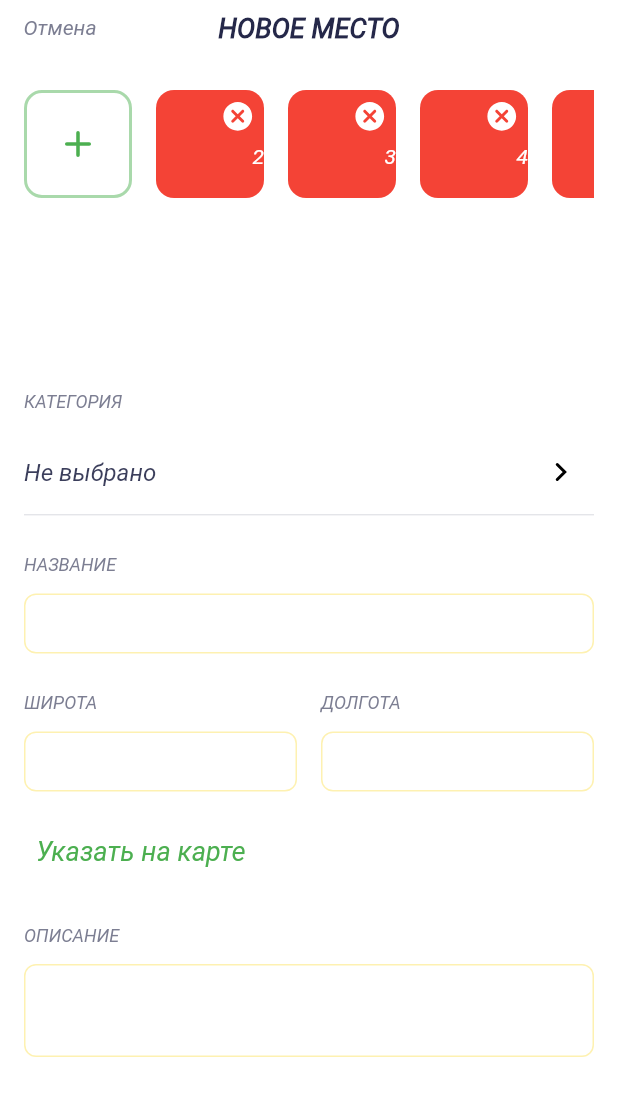
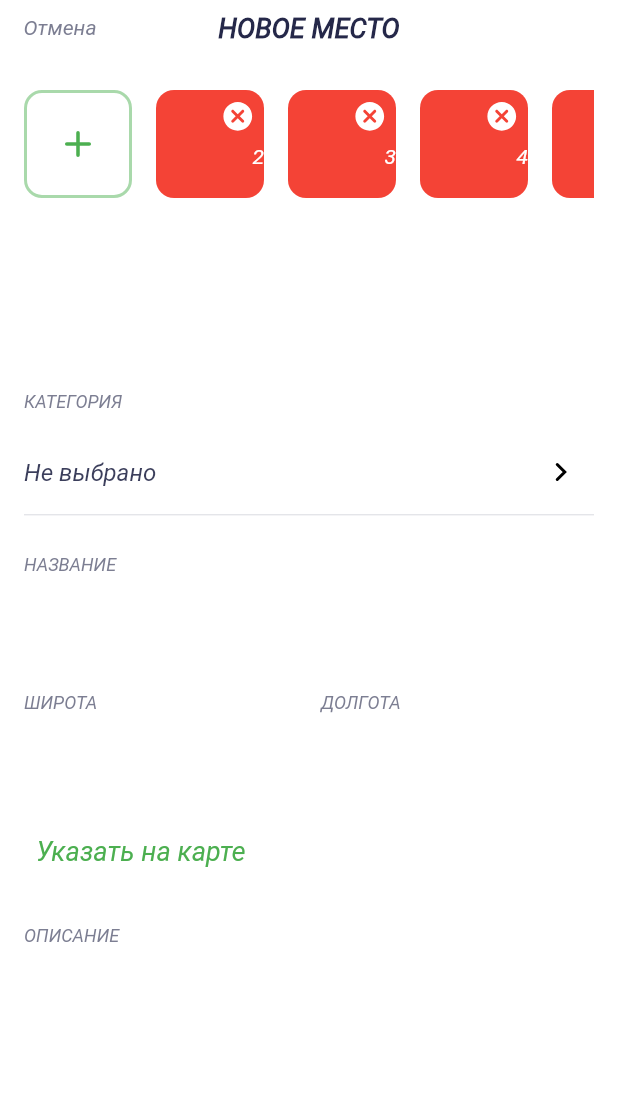
Before and after one commit to ajlstep/surf-flutter, a Flutter app: the SightListScreenSliver2 screen opened by its route, after a tap on "НОВОЕ МЕСТО", on a phone screen of 412 x 824 dp. Shown: the top 1096 px of the screen. Run offline on Flutter 3.47's test engine with Material 2 defaults, Android fonts, the phone set to English and light mode, and no system bars; our stand-ins replace flutter_svg; network calls fail; Roboto replaces fonts that are missing (RobotoBold).

Commit message:
half update widgets from the colors theme

```diff
--- a/lib/ui/res/themes.dart
+++ b/lib/ui/res/themes.dart
@@ -25,6 +25,7 @@ class AppThemes {
         tertiary: AppColors.whiteGreen,
         tertiaryContainer: AppColors.whiteYellow,
         error: AppColors.whiteRed,
+        onSecondary: AppColors.secondary,
       ),
       errorColor: AppColors.whiteRed,
       scaffoldBackgroundColor: AppColors.white,
@@ -146,6 +147,7 @@ class AppThemes {
         tertiary: AppColors.blackGreen,
         tertiaryContainer: AppColors.blackYellow,
         error: AppColors.blackRed,
+        onSecondary: AppColors.white,
       ),
       errorColor: AppColors.blackRed,
       scaffoldBackgroundColor: AppColors.blackMain,
--- a/lib/ui/screen/sigh_list_sliver2.dart
+++ b/lib/ui/screen/sigh_list_sliver2.dart
@@ -125,14 +125,12 @@ class _SightListScreenSliver2State extends State<SightListScreenSliver2>
           },
           text: Text(
             CTextFileds.newPlace,
-            style: Theme.of(context)
-                .textTheme
-                .subtitle1
-                ?.copyWith(color: Theme.of(context).primaryColor),
+            style: theme.textTheme.subtitle1
+                ?.copyWith(color: theme.colorScheme.onPrimary),
           ),
           icon: SvgIcon(
             assetName: AppIcons.iconPlus,
-            color: theme.primaryColorLight,
+            color: theme.colorScheme.onPrimary,
           ),
           separatorWidth: 8,
           shappe: 24,
@@ -144,6 +142,7 @@ class _SightListScreenSliver2State extends State<SightListScreenSliver2>
   }
 
   Widget searchWidget() {
+    var theme = Theme.of(context);
     return Padding(
       padding: AppPadding.inputWidgetsInternPadding,
       child: TextFieldDesigned(
@@ -157,23 +156,23 @@ class _SightListScreenSliver2State extends State<SightListScreenSliver2>
         hintText: "Пойск",
         filled: true,
         predBorderDecoration: false,
-        filledColor: Theme.of(context).primaryColorLight,
+        filledColor: theme.backgroundColor,
         controller: controller,
         maxLenght: 250,
         suffixWidget: Padding(
           padding: AppPadding.searchWidgetIcon,
           child: SvgIcon(
             assetName: AppIcons.iconFilter,
-            color: Theme.of(context).colorScheme.tertiary,
+            color: theme.colorScheme.tertiary,
             height: AppSizes.paddingDetailContentDivider,
             width: 24,
           ),
         ),
-        prefixIcon: const Padding(
+        prefixIcon: Padding(
           padding: AppPadding.searchWidgetIcon,
           child: SvgIcon(
             assetName: AppIcons.iconSearch,
-            color: Colors.black,
+            color: theme.disabledColor,
             height: AppSizes.paddingDetailContentDivider,
             width: AppSizes.paddingDetailContentDivider,
           ),
--- a/lib/widgets/appbar/tabbar/tabbar.dart
+++ b/lib/widgets/appbar/tabbar/tabbar.dart
@@ -16,6 +16,7 @@ class TabBarVisitingWidget extends StatelessWidget {
       height: 40,
       decoration: BoxDecoration(
         color: theme.backgroundColor,
+        // color: Colors.yellow,
         borderRadius: BorderRadius.circular(40),
       ),
       child: TabBar(
@@ -27,6 +28,7 @@ class TabBarVisitingWidget extends StatelessWidget {
           color: theme.primaryColorDark,
         ),
         tabs: tablist,
+        splashBorderRadius: BorderRadius.circular(40),
       ),
     );
   }
--- a/lib/widgets/card/card_widget.dart
+++ b/lib/widgets/card/card_widget.dart
@@ -25,6 +25,7 @@ class SightCard extends StatelessWidget {
 
   @override
   Widget build(BuildContext context) {
+    var theme = Theme.of(context);
     return Padding(
       padding: AppPadding.addSightExtern,
       child: Stack(
@@ -72,6 +73,8 @@ class SightCard extends StatelessWidget {
                 DecoratedBox(
                   child: ClipRRect(
                     borderRadius: AppSizes.borderCircular15,
+                    child: Padding(
+                      padding: const EdgeInsets.only(bottom: 1.0),
                       child: AppImageConstructor(
                               fit: BoxFit.cover,
                               imgURL: sight.imgURL[0],
@@ -79,10 +82,10 @@ class SightCard extends StatelessWidget {
                               gradient: CGradients.whiteImageGradient)
                           .image(),
                     ),
-                  decoration: const BoxDecoration(
-                    // color: CColors.white,
-                    color: Colors.red,
-                    borderRadius: BorderRadius.all(Radius.circular(15)),
+                  ),
+                  decoration: BoxDecoration(
+                    color: theme.primaryColor,
+                    borderRadius: const BorderRadius.all(Radius.circular(15)),
                   ),
                 ),
                 DecoratedBox(
@@ -100,26 +103,20 @@ class SightCard extends StatelessWidget {
                           mainAxisAlignment: MainAxisAlignment.spaceBetween,
                           children: [
                             getTypeWiget(context),
-                            // Padding(
-                            //   padding: const EdgeInsets.fromLTRB(
-                            //       0, 28 - 9.5 - 16, 28 - 9.5 - 16, 0),
-                            //   child: Row(
-                            //     children: getListImagedButton(),
-                            //   ),
-                            // ),
                           ],
                         ),
                       ),
                       DecoratedBox(
-                        decoration: const BoxDecoration(
-                          color: CColors.backGround,
-                          borderRadius: BorderRadius.only(
+                        decoration: BoxDecoration(
+                          color: theme.cardColor,
+                          borderRadius: const BorderRadius.only(
                             bottomLeft: Radius.circular(12),
                             bottomRight: Radius.circular(12),
                           ),
                         ),
                         child: Padding(
-                          padding: const EdgeInsets.all(16.0),
+                          padding: const EdgeInsets.only(
+                              top: 16.0, left: 16.0, right: 16.0, bottom: 16.0),
                           child: Row(
                             children: [
                               // const SizedBox(
@@ -129,7 +126,7 @@ class SightCard extends StatelessWidget {
                                 child: Column(
                                   mainAxisAlignment: MainAxisAlignment.start,
                                   crossAxisAlignment: CrossAxisAlignment.start,
-                                  children: getColumnListText(),
+                                  children: getColumnListText(context),
                                 ),
                               ),
                             ],
@@ -196,7 +193,7 @@ class SightCard extends StatelessWidget {
     return Text(
       sight.type.name.toString(),
       style: CTextStyles.smallBold.copyWith(
-        color: Theme.of(context).backgroundColor,
+        color: Theme.of(context).colorScheme.onPrimary,
       ),
     );
   }
@@ -207,7 +204,7 @@ class SightCard extends StatelessWidget {
         icon: AppIcons.menuHeart,
         onPressed: () {},
         // iconColor: Colors.red,
-        iconColor: Theme.of(context).primaryColor,
+        iconColor: Theme.of(context).colorScheme.onPrimary,
         splashColor: Theme.of(context).colorScheme.background.withOpacity(1),
         // splashColor: Colors.red,
         top: 10,
@@ -216,13 +213,14 @@ class SightCard extends StatelessWidget {
     ];
   }
 
-  List<Widget> getColumnListText() {
+  List<Widget> getColumnListText(BuildContext context) {
+    var theme = Theme.of(context);
     return [
       Text(
         sight.name,
         maxLines: 2,
         overflow: TextOverflow.ellipsis,
-        style: CTextStyles.text.copyWith(),
+        style: CTextStyles.text.copyWith(color: theme.colorScheme.onSecondary),
       ),
       const SizedBox(
         height: 2,
@@ -230,7 +228,8 @@ class SightCard extends StatelessWidget {
       Text(
         sight.details,
         style: CTextStyles.small.copyWith(
-          color: CColors.smallText,
+          color: theme.colorScheme.secondaryContainer,
+          // color: Colors.yellow,
         ),
         maxLines: 1,
         overflow: TextOverflow.ellipsis,
@@ -286,13 +285,14 @@ class VisitSightCard extends SightCard {
   }
 
   @override
-  List<Widget> getColumnListText() {
+  List<Widget> getColumnListText(BuildContext context) {
+    var theme = Theme.of(context);
     return [
       Text(
         sight.name,
         maxLines: 2,
         overflow: TextOverflow.ellipsis,
-        style: CTextStyles.text.copyWith(),
+        style: CTextStyles.text.copyWith(color: theme.colorScheme.onSecondary),
       ),
       const SizedBox(
         height: 2,
@@ -307,7 +307,7 @@ class VisitSightCard extends SightCard {
           //       visits.date,
           //     ),
           style: CTextStyles.small.copyWith(
-            color: CColors.green,
+            color: theme.colorScheme.tertiary,
           ),
           maxLines: 1,
           overflow: TextOverflow.ellipsis,
@@ -318,7 +318,8 @@ class VisitSightCard extends SightCard {
       Text(
         CTextFileds.closed,
         style: CTextStyles.small.copyWith(
-          color: CColors.whiteSecondary2,
+          // color: CColors.whiteSecondary2,
+          color: theme.colorScheme.secondaryContainer,
         ),
         maxLines: 1,
         overflow: TextOverflow.ellipsis,
@@ -376,13 +377,14 @@ class WantVisitSightCard extends SightCard {
   }
 
   @override
-  List<Widget> getColumnListText() {
+  List<Widget> getColumnListText(BuildContext context) {
+    var theme = Theme.of(context);
     return [
       Text(
         sight.name,
         maxLines: 2,
         overflow: TextOverflow.ellipsis,
-        style: CTextStyles.text.copyWith(),
+        style: CTextStyles.text.copyWith(color: theme.colorScheme.onSecondary),
       ),
       const SizedBox(
         height: 2,
@@ -393,7 +395,7 @@ class WantVisitSightCard extends SightCard {
             visits.date!,
           )}",
           style: CTextStyles.small.copyWith(
-            color: CColors.green,
+            color: theme.colorScheme.tertiary,
           ),
           maxLines: 1,
           overflow: TextOverflow.ellipsis,
@@ -404,7 +406,8 @@ class WantVisitSightCard extends SightCard {
       Text(
         CTextFileds.closed,
         style: CTextStyles.small.copyWith(
-          color: CColors.whiteSecondary2,
+          // color: CColors.whiteSecondary2,
+          color: theme.colorScheme.secondaryContainer,
         ),
         maxLines: 1,
         overflow: TextOverflow.ellipsis,
--- a/lib/widgets/text_field/textfield.dart
+++ b/lib/widgets/text_field/textfield.dart
@@ -69,6 +69,7 @@ class _TextFieldDesignedState extends State<TextFieldDesigned> {
 
   @override
   Widget build(BuildContext context) {
+    var theme = Theme.of(context);
     return SizedBox(
       height: widget.multiLine ? null : 40,
       child: TextField(
@@ -88,6 +89,8 @@ class _TextFieldDesignedState extends State<TextFieldDesigned> {
         maxLines: widget.multiLine ? null : 1,
         decoration: InputDecoration(
           hintText: widget.hintText,
+          hintStyle:
+              theme.textTheme.bodyText1?.copyWith(color: theme.disabledColor),
           counterText: "",
           suffixIcon: widget.controller?.text != ""
               ? Row(
@@ -128,24 +131,19 @@ class _TextFieldDesignedState extends State<TextFieldDesigned> {
               color: Theme.of(context)
                   .colorScheme
                   .tertiaryContainer
-                  .withOpacity(0.4),
+                  .withOpacity(0.0),
               width: widget.predBorderDecoration == null ? 1 : 0,
             ),
           ),
           focusedBorder: OutlineInputBorder(
             borderRadius: const BorderRadius.all(AppSizes.radiusBtnImageSlider),
             borderSide: BorderSide(
-              color: Theme.of(context)
-                  .colorScheme
-                  .tertiaryContainer
-                  .withOpacity(0.4),
+              color: theme.colorScheme.tertiaryContainer.withOpacity(0.4),
               width: widget.predBorderDecoration == null ? 2 : 0,
             ),
           ),
         ),
-        style: Theme.of(context)
-            .textTheme
-            .bodyText1
+        style: theme.textTheme.bodyText1
             ?.copyWith(color: Theme.of(context).colorScheme.primary),
       ),
     );
```
Also changed, not shown: lib/ui/screen/visiting_screen.dart (+20 -2 lines), lib/widgets/appbar/appbar.dart (+6 -5 lines). Lines whose indentation alone changed are shown as unchanged.
